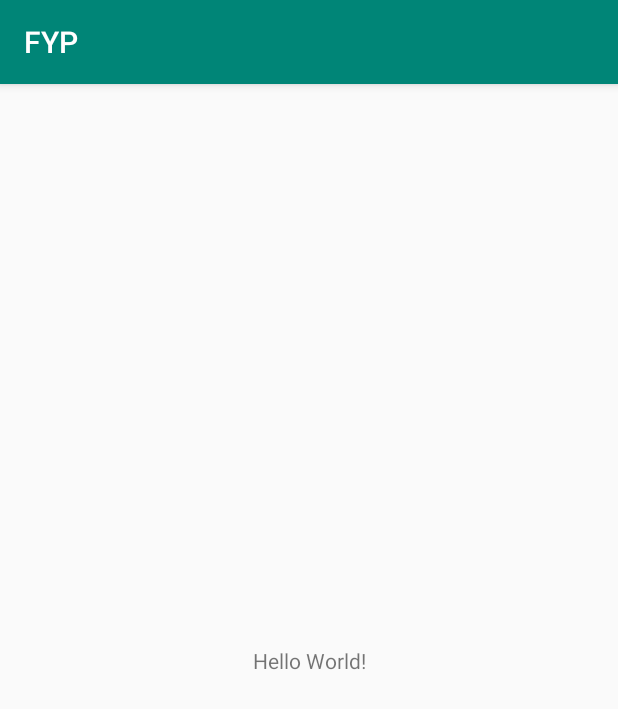
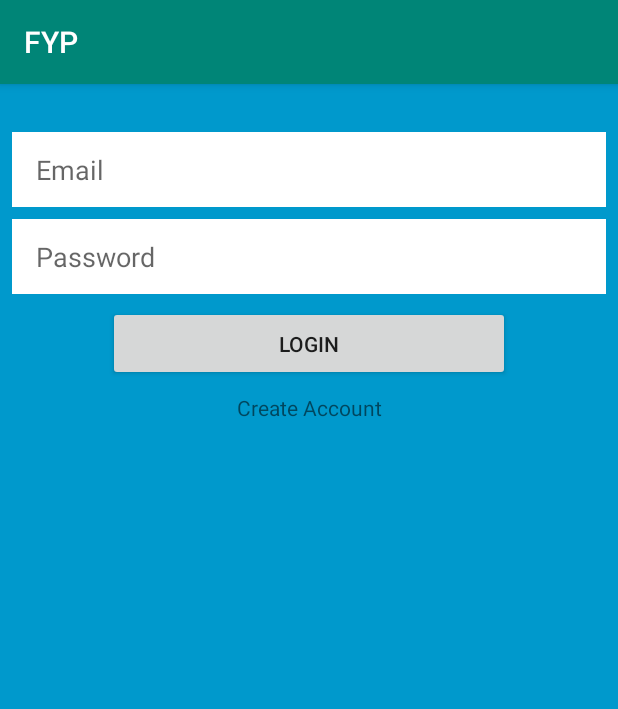
Before and after one commit to ColinM94/FYP, an Android app: the screen it shows after launch (MainActivity), on a phone screen of 412 x 824 dp. Shown: the top 709 px of the screen. Run offline under Robolectric (Android 15) with nearby library versions, the phone set to English and light mode, and no system bars.

Commit message:
Add basic login and registration UI.

```diff
--- a/app/build.gradle
+++ b/app/build.gradle
@@ -29,7 +29,11 @@ dependencies {
     implementation 'androidx.appcompat:appcompat:1.0.2'
     implementation 'androidx.core:core-ktx:1.0.2'
     implementation 'androidx.constraintlayout:constraintlayout:1.1.3'
+    implementation 'com.google.firebase:firebase-auth:18.0.0'
     testImplementation 'junit:junit:4.12'
     androidTestImplementation 'androidx.test:runner:1.2.0'
     androidTestImplementation 'androidx.test.espresso:espresso-core:3.2.0'
+    implementation 'com.google.firebase:firebase-core:17.0.0'
 }
+
+apply plugin: 'com.google.gms.google-services'
--- a/app/src/main/java/com/example/fyp/MainActivity.kt
+++ b/app/src/main/java/com/example/fyp/MainActivity.kt
@@ -2,11 +2,25 @@ package com.example.fyp
 
 import androidx.appcompat.app.AppCompatActivity
 import android.os.Bundle
+import android.util.Log
+import kotlinx.android.synthetic.main.activity_main.*
 
 class MainActivity : AppCompatActivity() {
 
     override fun onCreate(savedInstanceState: Bundle?) {
         super.onCreate(savedInstanceState)
         setContentView(R.layout.activity_main)
+
+        button_login_loginBtn.setOnClickListener {
+            val email = editText_login_email.text.toString()
+            val password = editText_login_password.text.toString()
+
+            Log.d("Login", "Email: $email")
+            Log.d("Login", "Password: $password")
+        }
+
+        textView_login_noAccount.setOnClickListener{
+            Log.d("Register", "Existing Account")
+        }
     }
 }
--- a/app/src/main/res/layout/activity_main.xml
+++ b/app/src/main/res/layout/activity_main.xml
@@ -5,15 +5,48 @@
         xmlns:app="http://schemas.android.com/apk/res-auto"
         android:layout_width="match_parent"
         android:layout_height="match_parent"
-        tools:context=".MainActivity">
-
+        tools:context=".MainActivity" android:background="@android:color/holo_blue_dark">
+    <EditText
+            android:layout_width="0dp"
+            android:layout_height="50dp"
+            android:paddingLeft="16dp"
+            android:paddingRight="16dp"
+            android:inputType="textPersonName"
+            android:hint="@string/registration_password"
+            android:ems="10"
+            android:background="@android:color/background_light" android:layout_marginTop="8dp"
+            app:layout_constraintTop_toBottomOf="@+id/editText_login_email"
+            app:layout_constraintStart_toStartOf="@+id/editText_login_email"
+            app:layout_constraintEnd_toEndOf="@+id/editText_login_email" android:autofillHints=""
+            android:id="@+id/editText_login_password"/>
+    <EditText
+            android:layout_width="0dp"
+            android:layout_height="50dp"
+            android:paddingLeft="16dp"
+            android:paddingRight="16dp"
+            android:inputType="textPersonName"
+            android:hint="@string/registration_email"
+            android:ems="10"
+            android:id="@+id/editText_login_email"
+            android:background="@android:color/background_light"
+            android:autofillHints="" android:layout_marginStart="8dp"
+            app:layout_constraintStart_toStartOf="parent" android:layout_marginEnd="8dp"
+            app:layout_constraintEnd_toEndOf="parent" android:layout_marginTop="32dp"
+            app:layout_constraintTop_toTopOf="parent"/>
+    <Button
+            android:text="@string/login_loginBtn"
+            android:layout_width="0dp"
+            android:layout_height="50dp"
+            android:id="@+id/button_login_loginBtn" app:layout_constraintEnd_toEndOf="@+id/editText_login_password"
+            app:layout_constraintStart_toStartOf="@+id/editText_login_password" android:layout_marginTop="8dp"
+            app:layout_constraintTop_toBottomOf="@+id/editText_login_password" android:layout_marginEnd="64dp"
+            android:layout_marginStart="64dp"/>
     <TextView
+            android:text="@string/login_noAccount"
             android:layout_width="wrap_content"
             android:layout_height="wrap_content"
-            android:text="Hello World!"
-            app:layout_constraintBottom_toBottomOf="parent"
-            app:layout_constraintLeft_toLeftOf="parent"
-            app:layout_constraintRight_toRightOf="parent"
-            app:layout_constraintTop_toTopOf="parent"/>
-
+            android:id="@+id/textView_login_noAccount"
+            app:layout_constraintStart_toStartOf="@+id/button_login_loginBtn"
+            app:layout_constraintEnd_toEndOf="@+id/button_login_loginBtn"
+            app:layout_constraintTop_toBottomOf="@+id/button_login_loginBtn" android:layout_marginTop="8dp"/>
 </androidx.constraintlayout.widget.ConstraintLayout>
--- a/app/src/main/res/values/strings.xml
+++ b/app/src/main/res/values/strings.xml
@@ -1,3 +1,12 @@
 <resources>
     <string name="app_name">FYP</string>
+    <string name="registration_username">Username</string>
+    <string name="registration_email">Email</string>
+    <string name="registration_password">Password</string>
+    <string name="registration_registerBtn">Register</string>
+    <string name="registration_existingAccount">Already have an account?</string>
+    <string name="login_email">Email</string>
+    <string name="login_password">Password</string>
+    <string name="login_loginBtn">Login</string>
+    <string name="login_noAccount">Create Account</string>
 </resources>
--- a/build.gradle
+++ b/build.gradle
@@ -10,6 +10,7 @@ buildscript {
     dependencies {
         classpath 'com.android.tools.build:gradle:3.4.1'
         classpath "org.jetbrains.kotlin:kotlin-gradle-plugin:$kotlin_version"
+        classpath 'com.google.gms:google-services:4.2.0'
         // NOTE: Do not place your application dependencies here; they belong
         // in the individual module build.gradle files
     }
```
Also changed, not shown: 1 other file.
